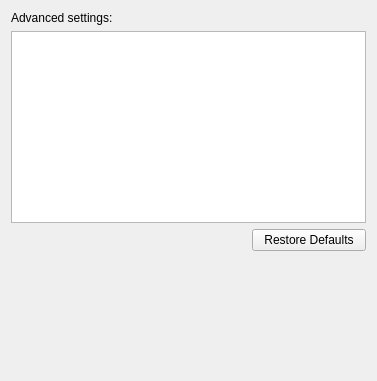
Old version of the form src/apps/mvvm-folders/folder_options/folderoptionswidget.ui in the repository august-alt/policy-preferences-editor-prototype.
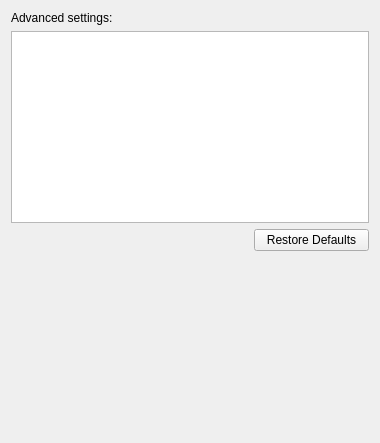
New version of the form.

Commit message: chore: change size of 'folder options' widget

```diff
--- a/src/apps/mvvm-folders/folder_options/folderoptionswidget.ui
+++ b/src/apps/mvvm-folders/folder_options/folderoptionswidget.ui
@@ -6,8 +6,8 @@
    <rect>
     <x>0</x>
     <y>0</y>
-    <width>377</width>
-    <height>381</height>
+    <width>380</width>
+    <height>443</height>
    </rect>
   </property>
   <property name="windowTitle">
```
